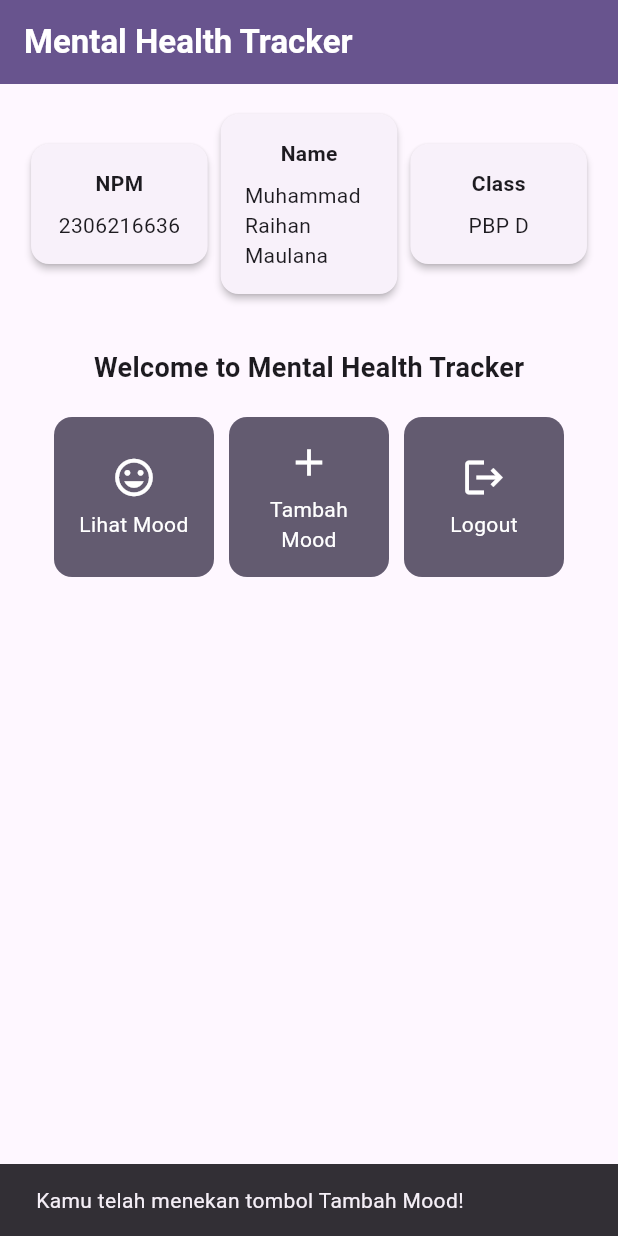
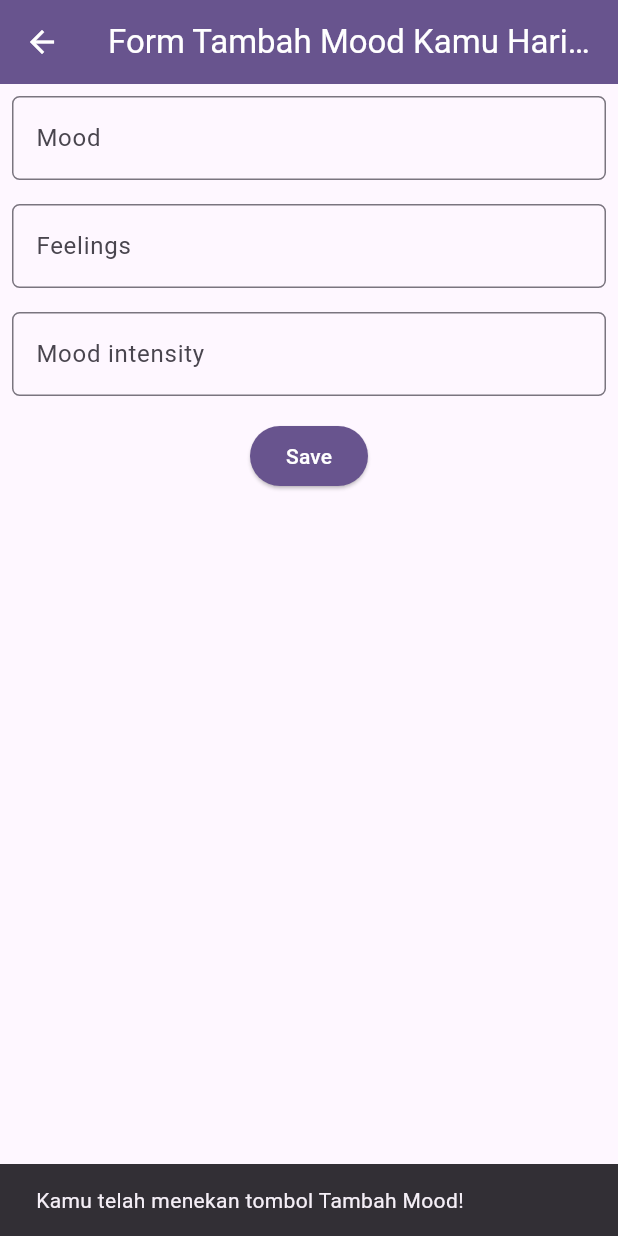
Before and after one commit to MaulRai/mental-health-tracker-mobile, a Flutter app: the screen it shows after launch, after a tap on "Tambah Mood", on a phone screen of 412 x 824 dp. Run offline on Flutter 3.47's test engine with Material 3 defaults, Android fonts, the phone set to English and light mode, and no system bars.

Commit message:
done tut 8

```diff
--- a/lib/main.dart
+++ b/lib/main.dart
@@ -1,5 +1,6 @@
 import 'package:flutter/material.dart';
-import 'package:mental_health_tracker/menu.dart';
+import 'package:mental_health_tracker/screens/menu.dart';
+
 
 void main() {
   runApp(const MyApp());
--- a/lib/menu.dart
+++ b/lib/screens/menu.dart
@@ -1,4 +1,7 @@
 import 'package:flutter/material.dart';
+import 'package:mental_health_tracker/screens/moodentry_form.dart';
+import 'package:mental_health_tracker/widgets/left_drawer.dart';
+import 'package:mental_health_tracker/widgets/mood_card.dart';
 
 class MyHomePage extends StatelessWidget {
   MyHomePage({super.key});
@@ -12,7 +15,6 @@ class MyHomePage extends StatelessWidget {
     ItemHomepage("Tambah Mood", Icons.add),
     ItemHomepage("Logout", Icons.logout),
   ];
-
 
   @override
   Widget build(BuildContext context) {
@@ -30,7 +32,9 @@ class MyHomePage extends StatelessWidget {
         ),
         // Warna latar belakang AppBar diambil dari skema warna tema aplikasi.
         backgroundColor: Theme.of(context).colorScheme.primary,
+        iconTheme: const IconThemeData(color: Colors.white),
       ),
+      drawer: const LeftDrawer(),
       // Body halaman dengan padding di sekelilingnya.
       body: Padding(
         padding: const EdgeInsets.all(16.0),
@@ -127,62 +131,3 @@ class InfoCard extends StatelessWidget {
     );
   }
 }
-
-class ItemHomepage {
-  final String name;
-  final IconData icon;
-
-  ItemHomepage(this.name, this.icon);
-}
-
-class ItemCard extends StatelessWidget {
-  // Menampilkan kartu dengan ikon dan nama.
-
-  final ItemHomepage item;
-
-  const ItemCard(this.item, {super.key});
-
-  @override
-  Widget build(BuildContext context) {
-    return Material(
-      // Menentukan warna latar belakang dari tema aplikasi.
-      color: Theme.of(context).colorScheme.secondary,
-      // Membuat sudut kartu melengkung.
-      borderRadius: BorderRadius.circular(12),
-
-      child: InkWell(
-        // Aksi ketika kartu ditekan.
-        onTap: () {
-          // Menampilkan pesan SnackBar saat kartu ditekan.
-          ScaffoldMessenger.of(context)
-            ..hideCurrentSnackBar()
-            ..showSnackBar(SnackBar(
-                content: Text("Kamu telah menekan tombol ${item.name}!")));
-        },
-        // Container untuk menyimpan Icon dan Text
-        child: Container(
-          padding: const EdgeInsets.all(8),
-          child: Center(
-            child: Column(
-              // Menyusun ikon dan teks di tengah kartu.
-              mainAxisAlignment: MainAxisAlignment.center,
-              children: [
-                Icon(
-                  item.icon,
-                  color: Colors.white,
-                  size: 30.0,
-                ),
-                const Padding(padding: EdgeInsets.all(3)),
-                Text(
-                  item.name,
-                  textAlign: TextAlign.center,
-                  style: const TextStyle(color: Colors.white),
-                ),
-              ],
-            ),
-          ),
-        ),
-      ),
-    );
-  }
-}
--- /dev/null
+++ b/lib/screens/moodentry_form.dart
@@ -0,0 +1,160 @@
+import 'package:flutter/material.dart';
+// TODO: Impor drawer yang sudah dibuat sebelumnya
+
+class MoodEntryFormPage extends StatefulWidget {
+  const MoodEntryFormPage({super.key});
+
+  @override
+  State<MoodEntryFormPage> createState() => _MoodEntryFormPageState();
+}
+
+class _MoodEntryFormPageState extends State<MoodEntryFormPage> {
+  final _formKey = GlobalKey<FormState>();
+  String _mood = "";
+  String _feelings = "";
+  int _moodIntensity = 0;
+
+  @override
+  Widget build(BuildContext context) {
+    return Scaffold(
+      appBar: AppBar(
+        title: const Center(
+          child: Text(
+            'Form Tambah Mood Kamu Hari ini',
+          ),
+        ),
+        backgroundColor: Theme.of(context).colorScheme.primary,
+        foregroundColor: Colors.white,
+      ),
+      // TODO: Tambahkan drawer yang sudah dibuat di sini
+      body: Form(
+        key: _formKey,
+        child: SingleChildScrollView(
+          child: Column(
+            crossAxisAlignment: CrossAxisAlignment.start,
+            children: [
+              Padding(
+                padding: const EdgeInsets.all(8.0),
+                child: TextFormField(
+                  decoration: InputDecoration(
+                    hintText: "Mood",
+                    labelText: "Mood",
+                    border: OutlineInputBorder(
+                      borderRadius: BorderRadius.circular(5.0),
+                    ),
+                  ),
+                  onChanged: (String? value) {
+                    setState(() {
+                      _mood = value!;
+                    });
+                  },
+                  validator: (String? value) {
+                    if (value == null || value.isEmpty) {
+                      return "Mood tidak boleh kosong!";
+                    }
+                    return null;
+                  },
+                ),
+              ),
+              Padding(
+                padding: const EdgeInsets.all(8.0),
+                child: TextFormField(
+                  decoration: InputDecoration(
+                    hintText: "Feelings",
+                    labelText: "Feelings",
+                    border: OutlineInputBorder(
+                      borderRadius: BorderRadius.circular(5.0),
+                    ),
+                  ),
+                  onChanged: (String? value) {
+                    setState(() {
+                      _feelings = value!;
+                    });
+                  },
+                  validator: (String? value) {
+                    if (value == null || value.isEmpty) {
+                      return "Feelings tidak boleh kosong!";
+                    }
+                    return null;
+                  },
+                ),
+              ),
+              Padding(
+                padding: const EdgeInsets.all(8.0),
+                child: TextFormField(
+                  decoration: InputDecoration(
+                    hintText: "Mood intensity",
+                    labelText: "Mood intensity",
+                    border: OutlineInputBorder(
+                      borderRadius: BorderRadius.circular(5.0),
+                    ),
+                  ),
+                  onChanged: (String? value) {
+                    setState(() {
+                      _moodIntensity = int.tryParse(value!) ?? 0;
+                    });
+                  },
+                  validator: (String? value) {
+                    if (value == null || value.isEmpty) {
+                      return "Mood intensity tidak boleh kosong!";
+                    }
+                    if (int.tryParse(value) == null) {
+                      return "Mood intensity harus berupa angka!";
+                    }
+                    return null;
+                  },
+                ),
+              ),
+              Align(
+                alignment: Alignment.bottomCenter,
+                child: Padding(
+                  padding: const EdgeInsets.all(8.0),
+                  child: ElevatedButton(
+                    style: ButtonStyle(
+                      backgroundColor: MaterialStateProperty.all(
+                          Theme.of(context).colorScheme.primary),
+                    ),
+                    onPressed: () {
+                      if (_formKey.currentState!.validate()) {
+                        showDialog(
+                          context: context,
+                          builder: (context) {
+                            return AlertDialog(
+                              title: const Text('Mood berhasil tersimpan'),
+                              content: SingleChildScrollView(
+                                child: Column(
+                                  crossAxisAlignment: CrossAxisAlignment.start,
+                                  children: [
+                                    Text('Mood: $_mood'),
+                                    // TODO: Munculkan value-value lainnya
+                                  ],
+                                ),
+                              ),
+                              actions: [
+                                TextButton(
+                                  child: const Text('OK'),
+                                  onPressed: () {
+                                    Navigator.pop(context);
+                                    _formKey.currentState!.reset();
+                                  },
+                                ),
+                              ],
+                            );
+                          },
+                        );
+                      }
+                    },
+                    child: const Text(
+                      "Save",
+                      style: TextStyle(color: Colors.white),
+                    ),
+                  ),
+                ),
+              ),
+            ],
+          ),
+        ),
+      ),
+    );
+  }
+}
--- /dev/null
+++ b/lib/widgets/left_drawer.dart
@@ -0,0 +1,68 @@
+import 'package:flutter/material.dart';
+import 'package:mental_health_tracker/screens/menu.dart';
+import 'package:mental_health_tracker/screens/moodentry_form.dart';
+
+class LeftDrawer extends StatelessWidget {
+  const LeftDrawer({super.key});
+
+  @override
+  Widget build(BuildContext context) {
+    return Drawer(
+      child: ListView(
+        children: [
+          DrawerHeader(
+            decoration: BoxDecoration(
+              color: Theme.of(context).colorScheme.primary,
+            ),
+            child: const Column(
+              children: [
+                Text(
+                  'Mental Health Tracker',
+                  textAlign: TextAlign.center,
+                  style: TextStyle(
+                    fontSize: 24,
+                    fontWeight: FontWeight.bold,
+                    color: Colors.white,
+                  ),
+                ),
+                Padding(padding: EdgeInsets.all(8)),
+                Align(
+                  alignment: Alignment.center,
+                  child: Text(
+                    "Ayo jaga kesehatan mentalmu setiap hari disini!",
+                    // TODO: Tambahkan gaya teks dengan center alignment, font ukuran 15, warna putih, dan weight biasa
+                    style: TextStyle(color: Colors.white, fontSize: 15),
+                  ),
+                ),
+              ],
+            ),
+          ),
+          ListTile(
+            leading: const Icon(Icons.home_outlined),
+            title: const Text('Halaman Utama'),
+            // Bagian redirection ke MyHomePage
+            onTap: () {
+              Navigator.pushReplacement(
+                  context,
+                  MaterialPageRoute(
+                    builder: (context) => MyHomePage(),
+                  ));
+            },
+          ),
+          ListTile(
+            leading: const Icon(Icons.mood),
+            title: const Text('Tambah Mood'),
+            // Bagian redirection ke MoodEntryFormPage
+            onTap: () {
+              Navigator.pushReplacement(
+                  context,
+                  MaterialPageRoute(
+                    builder: (context) => MoodEntryFormPage(),
+                  ));
+            },
+          ),
+        ],
+      ),
+    );
+  }
+}
--- /dev/null
+++ b/lib/widgets/mood_card.dart
@@ -0,0 +1,82 @@
+import 'package:flutter/material.dart';
+import 'package:mental_health_tracker/screens/moodentry_form.dart';
+
+class ItemHomepage {
+  final String name;
+  final IconData icon;
+
+  ItemHomepage(this.name, this.icon);
+}
+
+class ItemCard extends StatelessWidget {
+  // Menampilkan kartu dengan ikon dan nama.
+
+  final ItemHomepage item;
+
+  const ItemCard(this.item, {super.key});
+
+  @override
+  Widget build(BuildContext context) {
+    return Material(
+      // Menentukan warna latar belakang dari tema aplikasi.
+      color: Theme.of(context).colorScheme.secondary,
+      // Membuat sudut kartu melengkung.
+      borderRadius: BorderRadius.circular(12),
+
+      child: InkWell(
+        // Aksi ketika kartu ditekan.
+        onTap: () {
+          // Memunculkan SnackBar ketika diklik
+          ScaffoldMessenger.of(context)
+            ..hideCurrentSnackBar()
+            ..showSnackBar(SnackBar(
+                content: Text("Kamu telah menekan tombol ${item.name}!")));
+
+          // Navigate ke route yang sesuai (tergantung jenis tombol)
+          if (item.name == "Lihat Mood") {
+            Navigator.push(
+                  context,
+                  MaterialPageRoute(
+                    builder: (context) => MoodEntryFormPage(),
+                  ));
+          } else if (item.name == "Tambah Mood") {
+            Navigator.push(
+                  context,
+                  MaterialPageRoute(
+                    builder: (context) => MoodEntryFormPage(),
+                  ));
+          } else if (item.name == "Logout") {
+            // Navigator.pushReplacement(
+            //       context,
+            //       MaterialPageRoute(
+            //         builder: (context) => MoodEntryFormPage(),
+            //       ));
+          }
+        },
+        // Container untuk menyimpan Icon dan Text
+        child: Container(
+          padding: const EdgeInsets.all(8),
+          child: Center(
+            child: Column(
+              // Menyusun ikon dan teks di tengah kartu.
+              mainAxisAlignment: MainAxisAlignment.center,
+              children: [
+                Icon(
+                  item.icon,
+                  color: Colors.white,
+                  size: 30.0,
+                ),
+                const Padding(padding: EdgeInsets.all(3)),
+                Text(
+                  item.name,
+                  textAlign: TextAlign.center,
+                  style: const TextStyle(color: Colors.white),
+                ),
+              ],
+            ),
+          ),
+        ),
+      ),
+    );
+  }
+}
```
Also changed, not shown: form_sample/analysis_options.yaml (added, +28 -0 lines), form_sample/lib/main.dart (added, +66 -0 lines), form_sample/pubspec.yaml (added, +90 -0 lines), form_sample/pubspec.lock (added), 123 other files.
